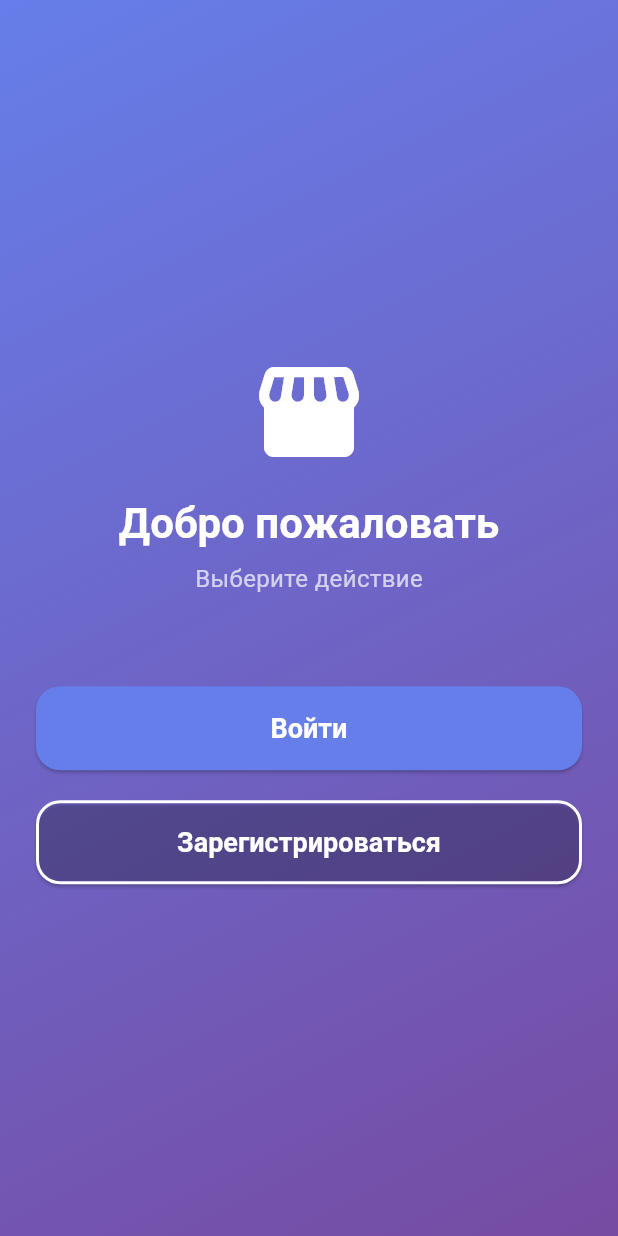
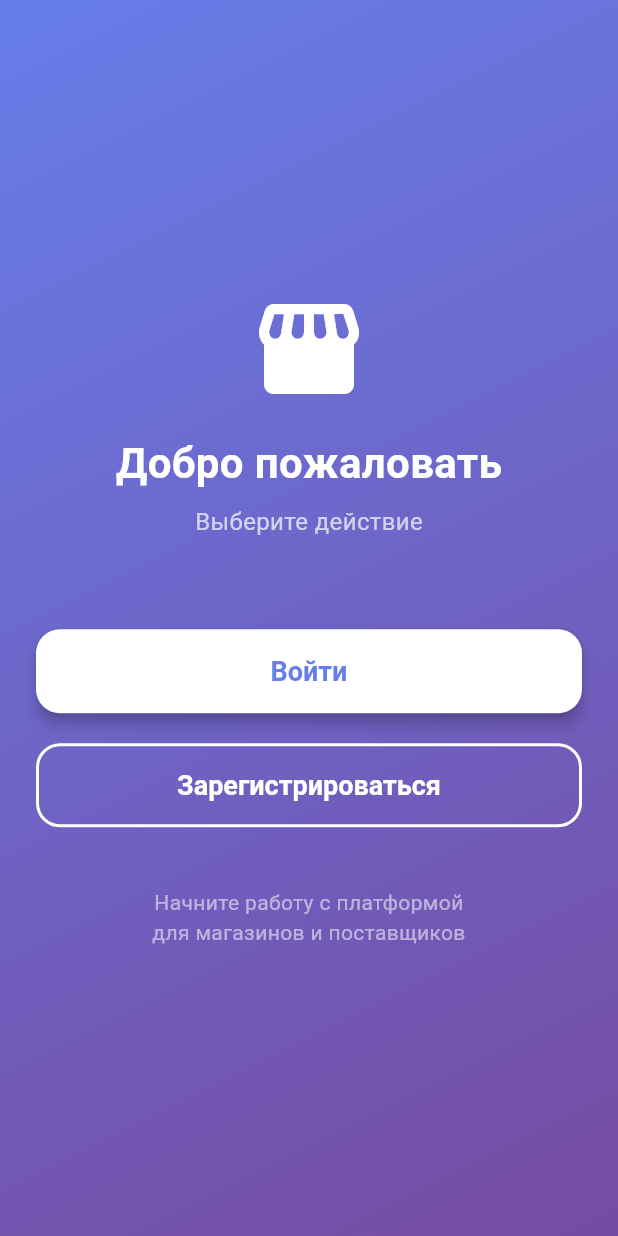
Before and after one commit to Leonid1RR/diplom2, a Flutter app: the screen it shows after launch, on a phone screen of 412 x 824 dp. Run offline on Flutter 3.47's test engine with Material 3 defaults, Android fonts, the phone set to English and light mode, and no system bars; our stand-ins replace image_picker, open_file.

Commit message:
v proshlom commite nichego ne rabotalo, tut vrode norm

```diff
--- a/code/flut app/postavki/lib/main.dart
+++ b/code/flut app/postavki/lib/main.dart
@@ -1,7 +1,5 @@
 import 'package:flutter/material.dart';
 import 'package:postavki/widgets/LogOrReg.dart';
-
-import 'widgets/app_theme.dart';
 
 // Глобальная переменная
 class GlobalConfig {
@@ -17,10 +15,9 @@ class MainApp extends StatelessWidget {
 
   @override
   Widget build(BuildContext context) {
-    return MaterialApp(
+    return const MaterialApp(
       debugShowCheckedModeBanner: false,
-      theme: AppTheme.lightTheme,
-      home: LogOrReg(),
+      home: log_or_reg(),
     );
   }
 }
--- a/code/flut app/postavki/lib/widgets/LogOrReg.dart
+++ b/code/flut app/postavki/lib/widgets/LogOrReg.dart
@@ -3,22 +3,18 @@ import 'package:flutter/material.dart';
 import 'Login.dart';
 import 'Registration.dart';
 
-class LogOrReg extends StatelessWidget {
-  const LogOrReg({super.key});
+class log_or_reg extends StatelessWidget {
+  const log_or_reg({super.key});
 
   @override
   Widget build(BuildContext context) {
-    // Берем цвета из темы
-    final primaryColor = Theme.of(context).colorScheme.primary;
-    final secondaryColor = Theme.of(context).colorScheme.secondary;
-
     return Scaffold(
       body: Container(
-        decoration: BoxDecoration(
+        decoration: const BoxDecoration(
           gradient: LinearGradient(
             begin: Alignment.topLeft,
             end: Alignment.bottomRight,
-            colors: [primaryColor, secondaryColor],
+            colors: [Color(0xFF667eea), Color(0xFF764ba2)],
           ),
         ),
         child: Center(
@@ -28,7 +24,7 @@ class LogOrReg extends StatelessWidget {
               mainAxisAlignment: MainAxisAlignment.center,
               children: [
                 // Заголовок
-                Column(
+                const Column(
                   children: [
                     Icon(
                       Icons.storefront_rounded,
@@ -38,26 +34,27 @@ class LogOrReg extends StatelessWidget {
                     SizedBox(height: 16),
                     Text(
                       'Добро пожаловать',
-                      style: Theme.of(context).textTheme.headlineMedium!
-                          .copyWith(
+                      style: TextStyle(
+                        fontSize: 28,
+                        fontWeight: FontWeight.bold,
                         color: Colors.white,
-                            fontWeight: FontWeight.bold,
                       ),
                     ),
                     SizedBox(height: 8),
                     Text(
                       'Выберите действие',
-                      style: Theme.of(
-                        context,
-                      ).textTheme.bodyMedium!.copyWith(color: Colors.white70),
+                      style: TextStyle(fontSize: 16, color: Colors.white70),
                     ),
                   ],
                 ),
 
-                SizedBox(height: 60),
+                const SizedBox(height: 60),
 
                 // Кнопка входа
-                ElevatedButton(
+                SizedBox(
+                  width: double.infinity,
+                  height: 56,
+                  child: ElevatedButton(
                     onPressed: () {
                       Navigator.push(
                         context,
@@ -66,13 +63,29 @@ class LogOrReg extends StatelessWidget {
                         ),
                       );
                     },
+                    style: ElevatedButton.styleFrom(
+                      backgroundColor: Colors.white,
+                      foregroundColor: Color(0xFF667eea),
+                      elevation: 4,
+                      shape: RoundedRectangleBorder(
+                        borderRadius: BorderRadius.circular(16),
+                      ),
+                      textStyle: const TextStyle(
+                        fontSize: 18,
+                        fontWeight: FontWeight.w600,
+                      ),
+                    ),
                     child: const Text("Войти"),
                   ),
+                ),
 
-                SizedBox(height: 20),
+                const SizedBox(height: 20),
 
                 // Кнопка регистрации
-                ElevatedButton(
+                SizedBox(
+                  width: double.infinity,
+                  height: 56,
+                  child: ElevatedButton(
                     onPressed: () {
                       Navigator.push(
                         context,
@@ -84,9 +97,27 @@ class LogOrReg extends StatelessWidget {
                     style: ElevatedButton.styleFrom(
                       backgroundColor: Colors.transparent,
                       foregroundColor: Colors.white,
-                    side: BorderSide(color: Colors.white, width: 2),
+                      elevation: 0,
+                      shape: RoundedRectangleBorder(
+                        borderRadius: BorderRadius.circular(16),
+                        side: const BorderSide(color: Colors.white, width: 2),
+                      ),
+                      textStyle: const TextStyle(
+                        fontSize: 18,
+                        fontWeight: FontWeight.w600,
+                      ),
                     ),
                     child: const Text("Зарегистрироваться"),
+                  ),
+                ),
+
+                const SizedBox(height: 40),
+
+                // Дополнительная информация
+                const Text(
+                  'Начните работу с платформой\nдля магазинов и поставщиков',
+                  textAlign: TextAlign.center,
+                  style: TextStyle(color: Colors.white54, fontSize: 14),
                 ),
               ],
             ),
--- a/code/flut app/postavki/lib/widgets/app_theme.dart
+++ /dev/null
@@ -1,45 +0,0 @@
-import 'package:flutter/material.dart';
-
-class AppTheme {
-  static ThemeData get lightTheme {
-    return ThemeData(
-      primaryColor: Color(0xFF667eea),
-      colorScheme: ColorScheme.light(
-        primary: Color(0xFF667eea),
-        secondary: Color(0xFF764ba2),
-      ),
-      scaffoldBackgroundColor: Colors.white,
-      appBarTheme: AppBarTheme(
-        backgroundColor: Color(0xFF667eea),
-        elevation: 0,
-      ),
-      elevatedButtonTheme: ElevatedButtonThemeData(
-        style: ElevatedButton.styleFrom(
-          backgroundColor: Color(0xFF667eea),
-          foregroundColor: Colors.white,
-          minimumSize: Size(double.infinity, 56),
-          shape: RoundedRectangleBorder(
-            borderRadius: BorderRadius.circular(16),
-          ),
-          textStyle: TextStyle(fontSize: 18, fontWeight: FontWeight.w600),
-        ),
-      ),
-      textTheme: TextTheme(
-        headlineMedium: TextStyle(
-          fontSize: 28,
-          fontWeight: FontWeight.bold,
-          color: Colors.black87,
-        ),
-        bodyMedium: TextStyle(fontSize: 16, color: Colors.black54),
-      ),
-    );
-  }
-
-  // Можно добавить темную тему
-  static ThemeData get darkTheme {
-    return ThemeData.dark().copyWith(
-      primaryColor: Color(0xFF667eea),
-      // ... остальные настройки для темной темы
-    );
-  }
-}
```
Lines whose indentation alone changed are shown as unchanged.
